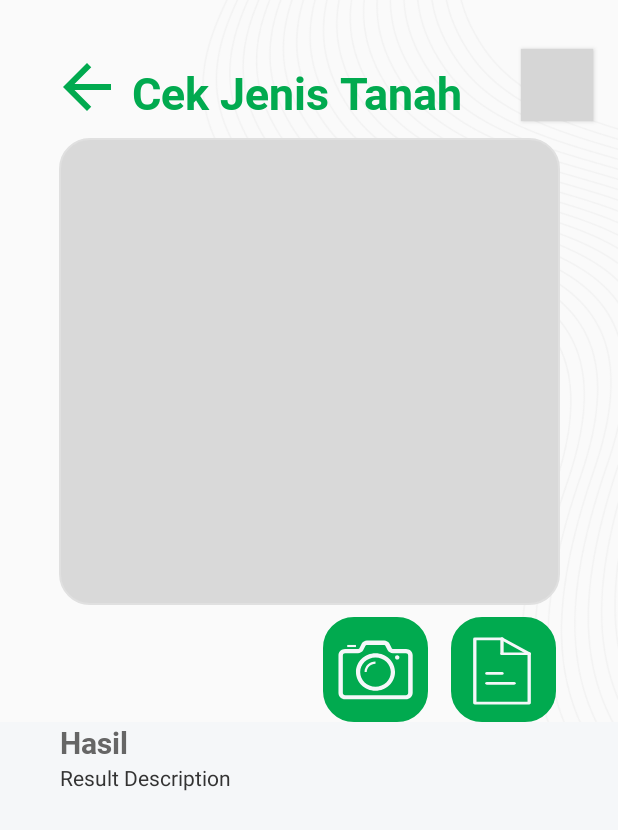
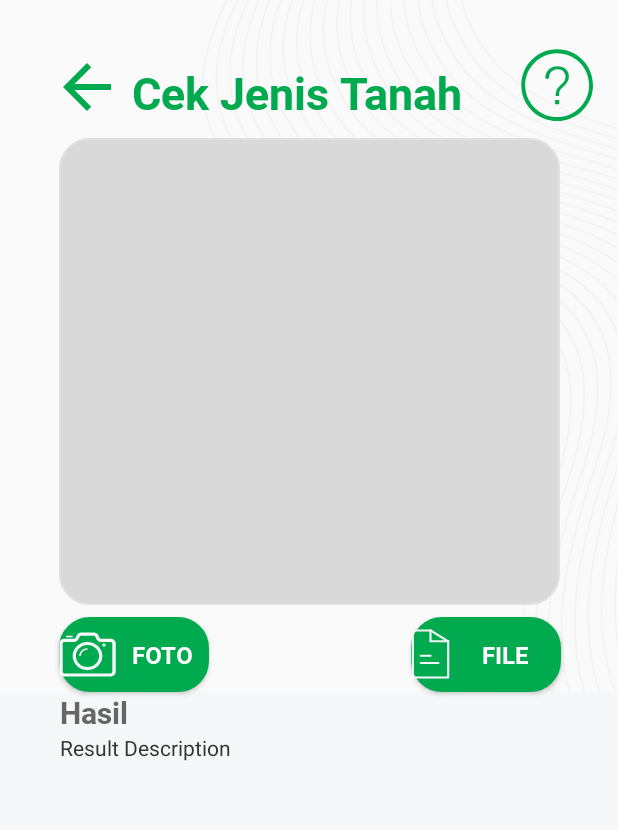
Before and after one commit to thirdianv/capstone-project, an Android app: the PictureProcessActivity screen opened directly, with no data from a screen before it, on a phone screen of 412 x 824 dp. Shown: the top 830 px of the screen. Run offline under Robolectric (Android 15) with nearby library versions, the phone set to English and light mode, and no system bars; libraries missing offline, so code that uses them is left out: org.tensorflow.lite; 1 statement that could not run was skipped; grey boxes are pictures that could not be loaded.

Commit message:
rubah button foto dan file

```diff
--- /dev/null
+++ b/app/src/main/res/drawable/ic_bentala_hijau.xml
@@ -0,0 +1,9 @@
+<vector xmlns:android="http://schemas.android.com/apk/res/android"
+    android:width="77dp"
+    android:height="76dp"
+    android:viewportWidth="77"
+    android:viewportHeight="76">
+  <path
+      android:pathData="M76.0358,2.0629C75.7279,0.8526 74.5655,0 73.2391,0C73.2334,0 73.2276,0 73.2219,0C58.0677,0.0888 21.2166,2.4636 6.3387,22.5384C-1.3895,32.9685 -2.0541,46.5104 4.362,62.7875C4.4109,62.9139 4.5116,63 4.5778,63.1156C2.2847,68.4221 1.3956,71.9535 1.3726,72.053C1.0389,73.5054 2.0315,74.9362 3.5852,75.2482C3.7866,75.2885 3.988,75.3074 4.1894,75.3074C5.5158,75.3074 6.7098,74.444 7.0004,73.1826C7.0608,72.9083 14.3919,45.2839 40.3097,29.1332C41.6332,28.3102 41.9899,26.64 41.1066,25.4028C40.2233,24.1656 38.4395,23.8294 37.116,24.6578C22.4193,33.8157 13.3676,46.1957 8.0448,56.0072C4.2354,43.6944 5.2338,33.4768 11.0716,25.6018C22.5603,10.0993 49.8101,6.3608 66.259,5.5701C62.7201,10.4139 58.8532,19.2948 58.8532,34.9641C58.8532,43.3555 56.3068,49.8158 51.289,54.1675C43.2444,61.1361 30.1762,61.7897 20.6182,61.1173C19.0299,60.9963 17.6518,62.1151 17.5309,63.5971C17.4101,65.0763 18.5984,66.3673 20.1808,66.4803C22.0942,66.6174 24.137,66.7008 26.2603,66.7008C35.991,66.7008 47.3415,64.9176 55.1991,58.1104C61.4426,52.7017 64.6075,44.9155 64.6075,34.9668C64.6075,10.4946 74.4763,5.1236 74.5252,5.0994C75.7221,4.5373 76.3494,3.2786 76.0358,2.0629Z"
+      android:fillColor="#01AA4F"/>
+</vector>
--- a/app/src/main/res/drawable/ic_camera.xml
+++ b/app/src/main/res/drawable/ic_camera.xml
@@ -1,6 +1,6 @@
 <vector xmlns:android="http://schemas.android.com/apk/res/android"
-    android:width="48dp"
-    android:height="40dp"
+    android:width="38dp"
+    android:height="30dp"
     android:viewportWidth="48"
     android:viewportHeight="40">
   <path
--- a/app/src/main/res/drawable/ic_document.xml
+++ b/app/src/main/res/drawable/ic_document.xml
@@ -1,6 +1,6 @@
 <vector xmlns:android="http://schemas.android.com/apk/res/android"
-    android:width="36dp"
-    android:height="50dp"
+    android:width="26dp"
+    android:height="33dp"
     android:viewportWidth="36"
     android:viewportHeight="50">
   <path
--- /dev/null
+++ b/app/src/main/res/drawable/ic_help.xml
@@ -0,0 +1,12 @@
+<vector xmlns:android="http://schemas.android.com/apk/res/android"
+    android:width="48dp"
+    android:height="48dp"
+    android:viewportWidth="48"
+    android:viewportHeight="48">
+  <path
+      android:pathData="M24.1,48C10.9,48 0.2,37.3 0.2,24.1C0.2,10.9 10.9,0.2 24.1,0.2C37.3,0.2 48,10.9 48,24.1C48,37.3 37.3,48 24.1,48ZM24.1,2.8C12.4,2.8 2.8,12.4 2.8,24.1C2.8,35.8 12.4,45.4 24.1,45.4C35.8,45.4 45.4,35.8 45.4,24.1C45.4,12.3 35.8,2.8 24.1,2.8Z"
+      android:fillColor="#01AA4F"/>
+  <path
+      android:pathData="M16.7,16.5C17.1,15.4 17.6,14.5 18.3,13.8C19,13.1 19.9,12.5 20.9,12.1C21.9,11.7 23.1,11.5 24.4,11.5C25.4,11.5 26.4,11.7 27.3,12C28.2,12.3 29,12.8 29.7,13.3C30.4,13.8 30.9,14.6 31.3,15.4C31.7,16.2 31.9,17.2 31.9,18.3C31.9,19.7 31.6,20.8 31,21.8C30.4,22.8 29.6,23.7 28.7,24.6C27.9,25.4 27.3,26 26.9,26.4C26.4,26.8 26.1,27.3 25.9,27.7C25.7,28.1 25.5,28.6 25.5,29.2C25.4,29.8 25.4,30.2 25.4,31.3H23.1C23.1,30.2 23.1,29.7 23.3,29C23.4,28.2 23.7,27.6 24,26.9C24.3,26.3 24.8,25.7 25.3,25.1C25.9,24.5 26.5,23.9 27.3,23.2C28,22.6 28.6,21.9 29,21.1C29.5,20.3 29.7,19.4 29.7,18.5C29.7,17.8 29.6,17.1 29.3,16.5C29,15.9 28.6,15.4 28.2,14.9C27.8,14.4 27.2,14.1 26.5,13.9C25.9,13.7 25.2,13.5 24.5,13.5C23.5,13.5 22.6,13.7 21.9,14C21.1,14.3 20.5,14.8 20,15.4C19.5,16 19.1,16.7 18.9,17.5C18.7,18.3 18.5,19 18.6,19.9H16.3C16.2,18.5 16.3,17.6 16.7,16.5ZM22.7,34H25.5V36.8H22.7V34Z"
+      android:fillColor="#01AA4F"/>
+</vector>
--- a/app/src/main/res/layout/activity_picture_process.xml
+++ b/app/src/main/res/layout/activity_picture_process.xml
@@ -50,46 +50,40 @@
         app:layout_constraintTop_toTopOf="@+id/tv_cek_tanah"
         app:layout_constraintVertical_bias="1.0" />
 
-    <LinearLayout
+
+    <Button
         android:id="@+id/btn_frametakepicture"
-        android:layout_width="70dp"
-        android:layout_height="70dp"
+        style="@style/BentalaSubs"
+        android:layout_width="100dp"
+        android:layout_height="50dp"
+        android:layout_marginStart="15dp"
         android:layout_marginTop="8dp"
         android:background="@drawable/custom_shape3"
+        android:drawableLeft="@drawable/ic_camera"
+        android:text="@string/foto"
+        android:textColor="@color/white"
         app:layout_constraintEnd_toEndOf="parent"
-        app:layout_constraintHorizontal_bias="0.63"
+        app:layout_constraintHorizontal_bias="0.081"
         app:layout_constraintStart_toStartOf="parent"
-        app:layout_constraintTop_toBottomOf="@+id/result_framepicture">
+        app:layout_constraintTop_toBottomOf="@+id/result_framepicture" />
 
-        <Button
-            android:id="@+id/cameraXButton"
-            android:layout_width="50dp"
-            android:layout_height="40dp"
-            android:layout_marginStart="10dp"
-            android:layout_marginTop="15dp"
-            android:background="@drawable/ic_camera"
-            android:contentDescription="Ambil Gambar" />
-    </LinearLayout>
-
-    <LinearLayout
-        android:id="@+id/btn_frametakefile"
-        android:layout_width="70dp"
-        android:layout_height="70dp"
+    <Button
+        android:id="@+id/galleryButton"
+        style="@style/BentalaSubs"
+        android:layout_width="100dp"
+        android:layout_height="50dp"
         android:layout_marginStart="15dp"
+        android:layout_marginTop="10dp"
         android:background="@drawable/custom_shape3"
+        android:drawableLeft="@drawable/ic_document"
+        android:text="@string/File"
+        android:textColor="@color/white"
         app:layout_constraintBottom_toBottomOf="@+id/btn_frametakepicture"
+        app:layout_constraintEnd_toEndOf="parent"
+        app:layout_constraintHorizontal_bias="0.757"
         app:layout_constraintStart_toEndOf="@+id/btn_frametakepicture"
-        app:layout_constraintTop_toTopOf="@+id/btn_frametakepicture">
-
-        <Button
-            android:id="@+id/galleryButton"
-            android:layout_width="40dp"
-            android:layout_height="45dp"
-            android:layout_marginStart="14dp"
-            android:layout_marginTop="13dp"
-            android:background="@drawable/ic_document"
-            android:contentDescription="Ambil Gambar" />
-    </LinearLayout>
+        app:layout_constraintTop_toTopOf="@+id/btn_frametakepicture"
+        app:layout_constraintVertical_bias="1.0" />
 
     <RelativeLayout
         android:id="@+id/result_framepicture"
@@ -119,7 +113,7 @@
         app:layout_constraintEnd_toEndOf="parent"
         app:layout_constraintHorizontal_bias="0.0"
         app:layout_constraintStart_toStartOf="parent"
-        app:layout_constraintTop_toBottomOf="@+id/btn_frametakefile"
+        app:layout_constraintTop_toBottomOf="@+id/galleryButton"
         app:layout_constraintVertical_bias="0.0">
 
         <TextView
--- a/app/src/main/res/layout/activity_start.xml
+++ b/app/src/main/res/layout/activity_start.xml
@@ -68,7 +68,6 @@
         android:layout_height="wrap_content"
         android:indeterminate="true"
         android:indeterminateTint="@color/gray2"
-        android:visibility="invisible"
         app:layout_constraintBottom_toBottomOf="parent"
         app:layout_constraintEnd_toEndOf="parent"
         app:layout_constraintHorizontal_bias="0.498"
--- a/app/src/main/res/values/strings.xml
+++ b/app/src/main/res/values/strings.xml
@@ -7,6 +7,8 @@
     <string name="cek_tanah">Cek Jenis Tanah</string>
     <string name="version">version 1.0</string>
     <string name="hasil">Hasil</string>
+    <string name="foto">Foto</string>
+    <string name="File">File</string>
     <string name="result">Result Description</string>
     <string name="coming_soon">Coming Soon</string>
     <string name="heading1_title">Apa itu Bentala ?</string>
```
